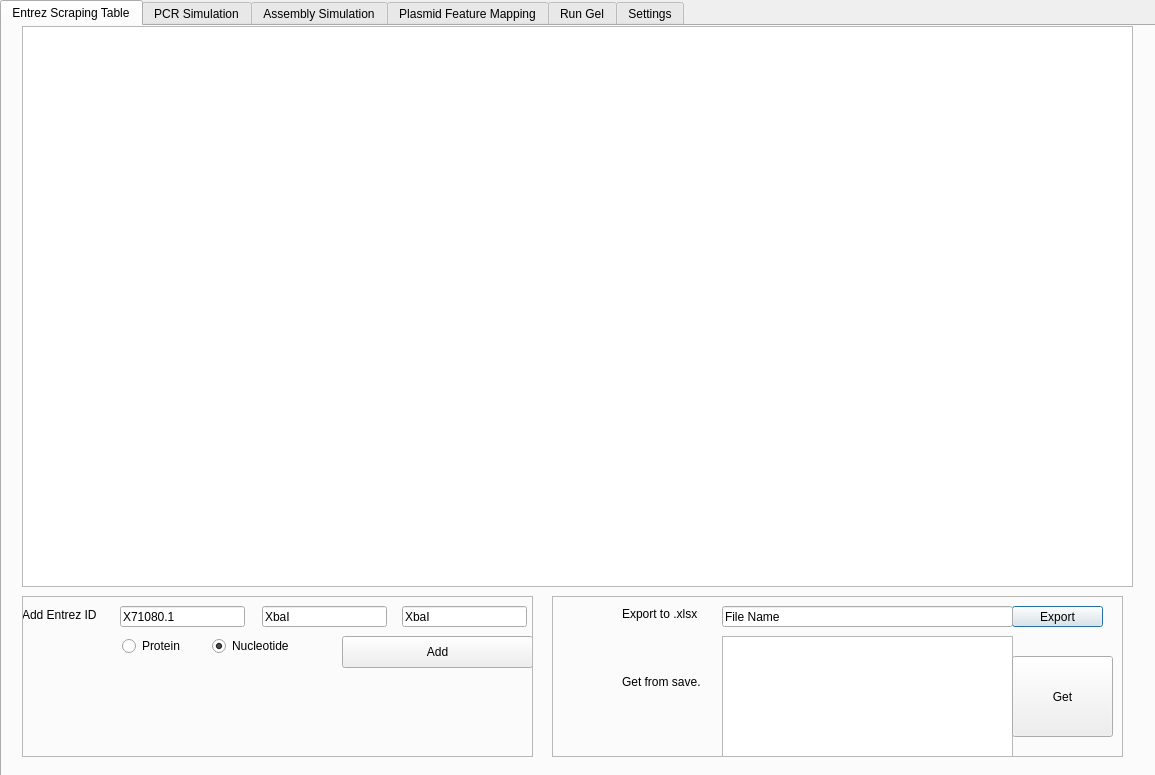
royerz2/DNA_Tools, file SeqC.ui: the form before one commit.
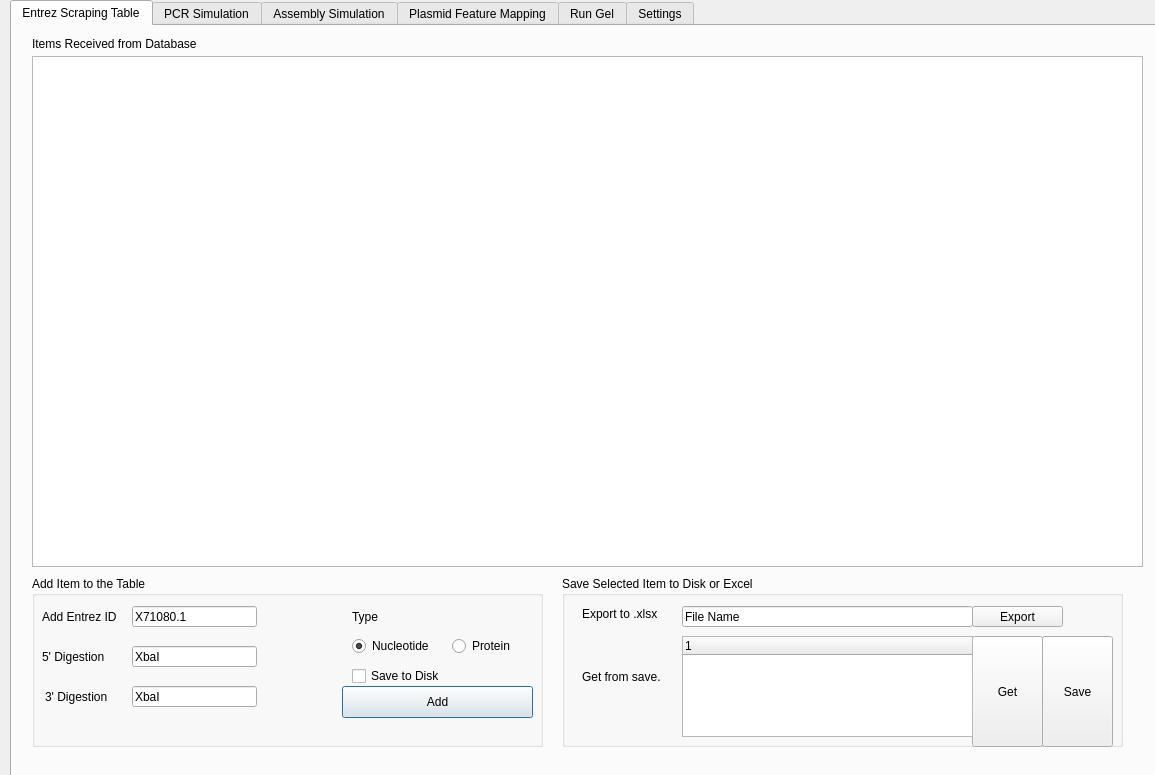
The form after the commit.

The edit to the form file:
```diff
--- a/SeqC.ui
+++ b/SeqC.ui
@@ -16,7 +16,7 @@
   <widget class="QTabWidget" name="tabWidget">
    <property name="geometry">
     <rect>
-     <x>0</x>
+     <x>10</x>
      <y>0</y>
      <width>1161</width>
      <height>781</height>
@@ -41,222 +41,299 @@
     <attribute name="title">
      <string>Entrez Scraping Table</string>
     </attribute>
-    <widget class="QLineEdit" name="idLineEdit">
-     <property name="geometry">
-      <rect>
-       <x>118</x>
-       <y>580</y>
-       <width>125</width>
-       <height>21</height>
-      </rect>
-     </property>
-     <property name="text">
-      <string>X71080.1</string>
-     </property>
-    </widget>
-    <widget class="QPushButton" name="pushButton_5">
-     <property name="geometry">
-      <rect>
-       <x>1010</x>
-       <y>580</y>
-       <width>91</width>
-       <height>21</height>
-      </rect>
-     </property>
-     <property name="text">
-      <string>Export</string>
-     </property>
-    </widget>
-    <widget class="QLineEdit" name="lineEdit_6">
-     <property name="geometry">
-      <rect>
-       <x>720</x>
-       <y>580</y>
-       <width>291</width>
-       <height>21</height>
-      </rect>
-     </property>
-     <property name="text">
-      <string>File Name</string>
-     </property>
-    </widget>
-    <widget class="QLabel" name="label_24">
-     <property name="geometry">
-      <rect>
-       <x>20</x>
-       <y>581</y>
-       <width>84</width>
-       <height>16</height>
-      </rect>
-     </property>
-     <property name="text">
-      <string>Add Entrez ID</string>
-     </property>
-    </widget>
-    <widget class="QLabel" name="label_23">
-     <property name="geometry">
-      <rect>
-       <x>620</x>
-       <y>580</y>
-       <width>86</width>
-       <height>16</height>
-      </rect>
-     </property>
-     <property name="text">
-      <string>Export to .xlsx</string>
-     </property>
-    </widget>
-    <widget class="QLineEdit" name="restrictionLine1">
-     <property name="geometry">
-      <rect>
-       <x>260</x>
-       <y>580</y>
-       <width>125</width>
-       <height>21</height>
-      </rect>
-     </property>
-     <property name="text">
-      <string>XbaI</string>
-     </property>
-    </widget>
-    <widget class="QLineEdit" name="restrictionLine2">
-     <property name="geometry">
-      <rect>
-       <x>400</x>
-       <y>580</y>
-       <width>125</width>
-       <height>21</height>
-      </rect>
-     </property>
-     <property name="text">
-      <string>XbaI</string>
-     </property>
-    </widget>
-    <widget class="QRadioButton" name="proteinRadio">
-     <property name="geometry">
-      <rect>
-       <x>120</x>
-       <y>610</y>
-       <width>69</width>
-       <height>20</height>
-      </rect>
-     </property>
-     <property name="text">
-      <string>Protein</string>
-     </property>
-     <property name="checked">
-      <bool>false</bool>
-     </property>
-    </widget>
-    <widget class="QPushButton" name="addtoTable">
-     <property name="geometry">
-      <rect>
-       <x>340</x>
-       <y>610</y>
-       <width>191</width>
-       <height>32</height>
-      </rect>
-     </property>
-     <property name="text">
-      <string>Add</string>
-     </property>
-    </widget>
-    <widget class="QRadioButton" name="nucleotideRadio">
-     <property name="geometry">
-      <rect>
-       <x>210</x>
-       <y>610</y>
-       <width>91</width>
-       <height>20</height>
-      </rect>
-     </property>
-     <property name="text">
-      <string>Nucleotide</string>
-     </property>
-     <property name="checked">
-      <bool>true</bool>
-     </property>
-     <property name="autoRepeat">
-      <bool>false</bool>
-     </property>
-    </widget>
     <widget class="QTableWidget" name="entrezTableWidget">
      <property name="geometry">
       <rect>
        <x>20</x>
-       <y>0</y>
+       <y>30</y>
        <width>1111</width>
-       <height>561</height>
+       <height>511</height>
       </rect>
      </property>
     </widget>
-    <widget class="QListWidget" name="listWidget">
-     <property name="geometry">
-      <rect>
-       <x>720</x>
-       <y>610</y>
-       <width>291</width>
-       <height>121</height>
-      </rect>
-     </property>
-    </widget>
-    <widget class="QLabel" name="label_29">
-     <property name="geometry">
-      <rect>
-       <x>620</x>
-       <y>615</y>
-       <width>86</width>
-       <height>81</height>
-      </rect>
-     </property>
-     <property name="text">
-      <string>Get from save.</string>
-     </property>
-    </widget>
-    <widget class="QPushButton" name="pushButton_7">
-     <property name="geometry">
-      <rect>
-       <x>1010</x>
-       <y>630</y>
-       <width>101</width>
-       <height>81</height>
-      </rect>
-     </property>
-     <property name="text">
-      <string>Get</string>
-     </property>
-    </widget>
-    <widget class="QFrame" name="frame">
+    <widget class="QGroupBox" name="groupBox_3">
      <property name="geometry">
       <rect>
        <x>20</x>
-       <y>570</y>
+       <y>550</y>
        <width>511</width>
-       <height>161</height>
+       <height>171</height>
       </rect>
      </property>
-     <property name="frameShape">
-      <enum>QFrame::StyledPanel</enum>
+     <property name="title">
+      <string>Add Item to the Table</string>
      </property>
-     <property name="frameShadow">
-      <enum>QFrame::Raised</enum>
-     </property>
+     <widget class="QLineEdit" name="restrictionLine2">
+      <property name="geometry">
+       <rect>
+        <x>100</x>
+        <y>110</y>
+        <width>125</width>
+        <height>21</height>
+       </rect>
+      </property>
+      <property name="text">
+       <string>XbaI</string>
+      </property>
+     </widget>
+     <widget class="QPushButton" name="addtoTable">
+      <property name="geometry">
+       <rect>
+        <x>310</x>
+        <y>110</y>
+        <width>191</width>
+        <height>32</height>
+       </rect>
+      </property>
+      <property name="text">
+       <string>Add</string>
+      </property>
+     </widget>
+     <widget class="QLineEdit" name="restrictionLine1">
+      <property name="geometry">
+       <rect>
+        <x>100</x>
+        <y>70</y>
+        <width>125</width>
+        <height>21</height>
+       </rect>
+      </property>
+      <property name="text">
+       <string>XbaI</string>
+      </property>
+     </widget>
+     <widget class="QRadioButton" name="nucleotideRadio">
+      <property name="geometry">
+       <rect>
+        <x>320</x>
+        <y>60</y>
+        <width>91</width>
+        <height>20</height>
+       </rect>
+      </property>
+      <property name="text">
+       <string>Nucleotide</string>
+      </property>
+      <property name="checked">
+       <bool>true</bool>
+      </property>
+      <property name="autoRepeat">
+       <bool>false</bool>
+      </property>
+     </widget>
+     <widget class="QRadioButton" name="proteinRadio">
+      <property name="geometry">
+       <rect>
+        <x>420</x>
+        <y>60</y>
+        <width>69</width>
+        <height>20</height>
+       </rect>
+      </property>
+      <property name="text">
+       <string>Protein</string>
+      </property>
+      <property name="checked">
+       <bool>false</bool>
+      </property>
+     </widget>
+     <widget class="QLineEdit" name="idLineEdit">
+      <property name="geometry">
+       <rect>
+        <x>100</x>
+        <y>30</y>
+        <width>125</width>
+        <height>21</height>
+       </rect>
+      </property>
+      <property name="text">
+       <string>X71080.1</string>
+      </property>
+     </widget>
+     <widget class="QLabel" name="label_24">
+      <property name="geometry">
+       <rect>
+        <x>10</x>
+        <y>30</y>
+        <width>84</width>
+        <height>21</height>
+       </rect>
+      </property>
+      <property name="text">
+       <string>Add Entrez ID</string>
+      </property>
+     </widget>
+     <widget class="QLabel" name="label_30">
+      <property name="geometry">
+       <rect>
+        <x>10</x>
+        <y>70</y>
+        <width>84</width>
+        <height>21</height>
+       </rect>
+      </property>
+      <property name="text">
+       <string>5' Digestion</string>
+      </property>
+     </widget>
+     <widget class="QLabel" name="label_31">
+      <property name="geometry">
+       <rect>
+        <x>13</x>
+        <y>110</y>
+        <width>81</width>
+        <height>21</height>
+       </rect>
+      </property>
+      <property name="text">
+       <string>3' Digestion</string>
+      </property>
+     </widget>
+     <widget class="QLabel" name="label_32">
+      <property name="geometry">
+       <rect>
+        <x>320</x>
+        <y>30</y>
+        <width>31</width>
+        <height>21</height>
+       </rect>
+      </property>
+      <property name="text">
+       <string>Type</string>
+      </property>
+     </widget>
+     <widget class="QCheckBox" name="checkBox">
+      <property name="geometry">
+       <rect>
+        <x>320</x>
+        <y>90</y>
+        <width>171</width>
+        <height>20</height>
+       </rect>
+      </property>
+      <property name="text">
+       <string>Save to Disk</string>
+      </property>
+     </widget>
     </widget>
-    <widget class="QFrame" name="frame_2">
+    <widget class="QGroupBox" name="groupBox_4">
      <property name="geometry">
       <rect>
        <x>550</x>
-       <y>570</y>
-       <width>571</width>
-       <height>161</height>
+       <y>550</y>
+       <width>561</width>
+       <height>171</height>
       </rect>
      </property>
-     <property name="frameShape">
-      <enum>QFrame::StyledPanel</enum>
+     <property name="title">
+      <string>Save Selected Item to Disk or Excel</string>
      </property>
-     <property name="frameShadow">
-      <enum>QFrame::Raised</enum>
+     <widget class="QPushButton" name="pushButton_7">
+      <property name="geometry">
+       <rect>
+        <x>410</x>
+        <y>60</y>
+        <width>71</width>
+        <height>111</height>
+       </rect>
+      </property>
+      <property name="text">
+       <string>Get</string>
+      </property>
+     </widget>
+     <widget class="QPushButton" name="pushButton_5">
+      <property name="geometry">
+       <rect>
+        <x>410</x>
+        <y>30</y>
+        <width>91</width>
+        <height>21</height>
+       </rect>
+      </property>
+      <property name="text">
+       <string>Export</string>
+      </property>
+     </widget>
+     <widget class="QLineEdit" name="lineEdit_6">
+      <property name="geometry">
+       <rect>
+        <x>120</x>
+        <y>30</y>
+        <width>291</width>
+        <height>21</height>
+       </rect>
+      </property>
+      <property name="text">
+       <string>File Name</string>
+      </property>
+     </widget>
+     <widget class="QLabel" name="label_23">
+      <property name="geometry">
+       <rect>
+        <x>20</x>
+        <y>30</y>
+        <width>86</width>
+        <height>16</height>
+       </rect>
+      </property>
+      <property name="text">
+       <string>Export to .xlsx</string>
+      </property>
+     </widget>
+     <widget class="QLabel" name="label_29">
+      <property name="geometry">
+       <rect>
+        <x>20</x>
+        <y>60</y>
+        <width>86</width>
+        <height>81</height>
+       </rect>
+      </property>
+      <property name="text">
+       <string>Get from save.</string>
+      </property>
+     </widget>
+     <widget class="QTreeWidget" name="treeWidget">
+      <property name="geometry">
+       <rect>
+        <x>120</x>
+        <y>60</y>
+        <width>291</width>
+        <height>101</height>
+       </rect>
+      </property>
+      <column>
+       <property name="text">
+        <string notr="true">1</string>
+       </property>
+      </column>
+     </widget>
+     <widget class="QPushButton" name="pushButton_8">
+      <property name="geometry">
+       <rect>
+        <x>480</x>
+        <y>60</y>
+        <width>71</width>
+        <height>111</height>
+       </rect>
+      </property>
+      <property name="text">
+       <string>Save</string>
+      </property>
+     </widget>
+    </widget>
+    <widget class="QLabel" name="label_13">
+     <property name="geometry">
+      <rect>
+       <x>20</x>
+       <y>10</y>
+       <width>201</width>
+       <height>16</height>
+      </rect>
      </property>
+     <property name="text">
+      <string>Items Received from Database</string>
+     </property>
     </widget>
    </widget>
    <widget class="QWidget" name="tab_3">
@@ -416,59 +493,17 @@
       <string>DNA:</string>
      </property>
     </widget>
-    <widget class="QTextBrowser" name="textBrowser_2">
-     <property name="geometry">
-      <rect>
-       <x>660</x>
-       <y>120</y>
-       <width>451</width>
-       <height>191</height>
-      </rect>
-     </property>
-     <property name="html">
-      <string>&lt;!DOCTYPE HTML PUBLIC &quot;-//W3C//DTD HTML 4.0//EN&quot; &quot;http://www.w3.org/TR/REC-html40/strict.dtd&quot;&gt;
-&lt;html&gt;&lt;head&gt;&lt;meta name=&quot;qrichtext&quot; content=&quot;1&quot; /&gt;&lt;style type=&quot;text/css&quot;&gt;
-p, li { white-space: pre-wrap; }
-&lt;/style&gt;&lt;/head&gt;&lt;body style=&quot; font-family:'.AppleSystemUIFont'; font-size:13pt; font-weight:400; font-style:normal;&quot;&gt;
-&lt;p style=&quot;-qt-paragraph-type:empty; margin-top:0px; margin-bottom:0px; margin-left:0px; margin-right:0px; -qt-block-indent:0; text-indent:0px;&quot;&gt;&lt;br /&gt;&lt;/p&gt;&lt;/body&gt;&lt;/html&gt;</string>
-     </property>
-    </widget>
-    <widget class="QRadioButton" name="nucleotideRadio_2">
-     <property name="geometry">
-      <rect>
-       <x>220</x>
-       <y>250</y>
-       <width>91</width>
-       <height>20</height>
-      </rect>
-     </property>
-     <property name="text">
-      <string>Circular</string>
-     </property>
-     <property name="checked">
-      <bool>false</bool>
-     </property>
-     <property name="autoRepeat">
-      <bool>false</bool>
-     </property>
-    </widget>
-    <widget class="QRadioButton" name="nucleotideRadio_3">
-     <property name="geometry">
-      <rect>
-       <x>220</x>
-       <y>290</y>
-       <width>91</width>
-       <height>20</height>
-      </rect>
-     </property>
-     <property name="text">
-      <string>Linear</string>
-     </property>
-     <property name="checked">
+    <widget class="QListWidget" name="listWidget">
+     <property name="enabled">
       <bool>true</bool>
      </property>
-     <property name="autoRepeat">
-      <bool>false</bool>
+     <property name="geometry">
+      <rect>
+       <x>660</x>
+       <y>80</y>
+       <width>431</width>
+       <height>191</height>
+      </rect>
      </property>
     </widget>
    </widget>
```
Left out of the diff: 603 changed lines with no effect on the pictures.
